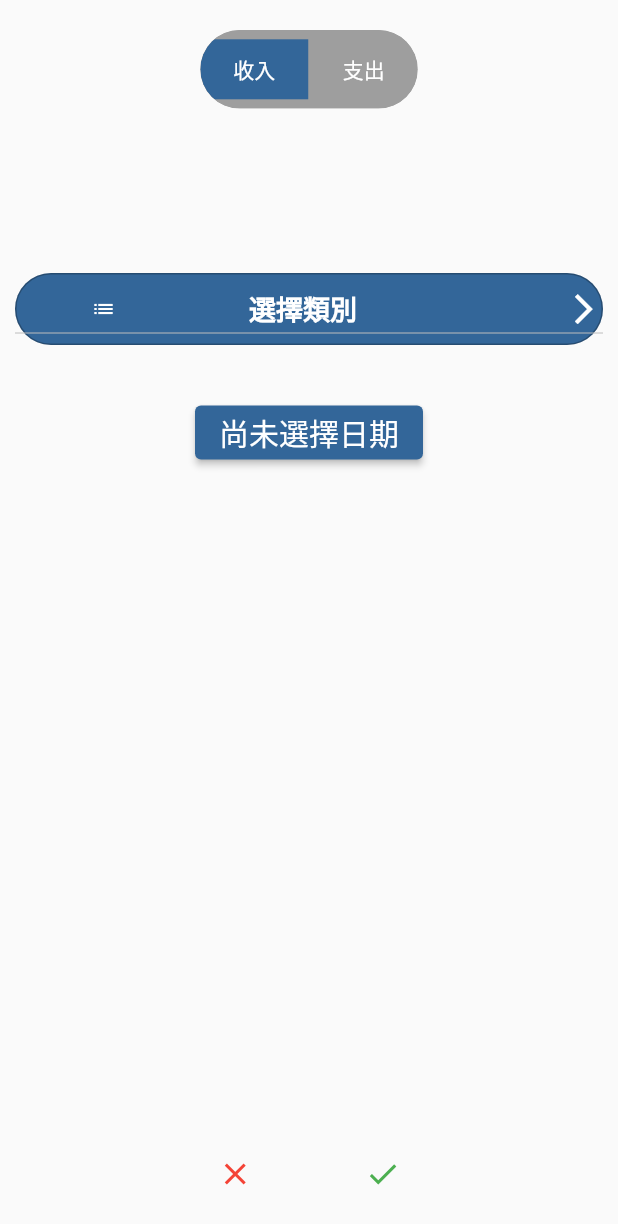
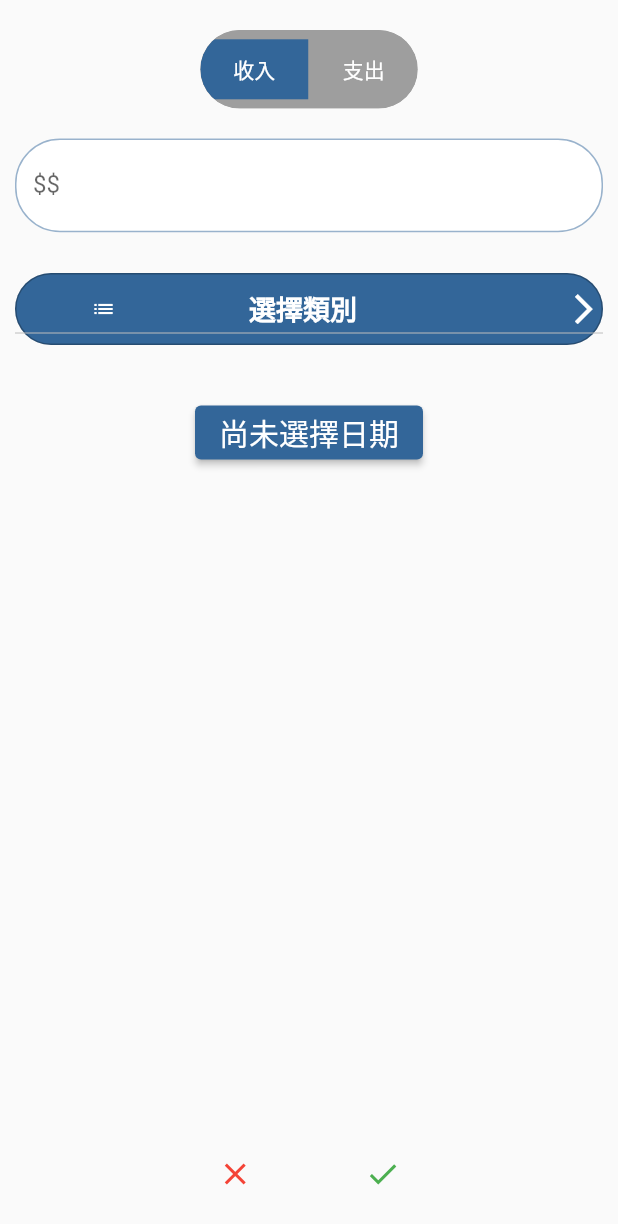
Before and after one commit to fang1204/flutter-account-app, a Flutter app: the AccountInputView screen opened directly, on a phone screen of 412 x 824 dp. Shown: the top 1224 px of the screen. Run offline on Flutter 3.47's test engine with Material 2 defaults, Android fonts, the phone set to English and light mode, and no system bars; drawn by our look-alikes of dropdown_button2, toggle_switch; our stand-ins replace responsive_sizer, shared_preferences, sqflite, syncfusion_flutter_charts; accounts and stored records are empty; network calls fail.

Commit message:
Ting outline fix

```diff
--- a/account_app/lib/common/object_decoration.dart
+++ b/account_app/lib/common/object_decoration.dart
@@ -1,20 +1,28 @@
 import 'package:flutter/material.dart';
-import 'package:responsive_sizer/responsive_sizer.dart';
+
 
 /*
 控制TextField_decoration樣式
  */
 
 class TextFieldDecoration{
-  InputDecoration textInputDecoration([String labelText='' , String hintText='']){
+  InputDecoration textInputDecoration([String labelText='' , String hintText='',int choice_IncomePay=0]){
     return InputDecoration(
       labelText: labelText,
       hintText: hintText,
       fillColor: Colors.white,
       filled: true,
       //點選輸入時顏色變換
-      focusedBorder: OutlineInputBorder(borderRadius: BorderRadius.circular(100.0),borderSide: BorderSide(color: Colors.pink.shade200)),
-      enabledBorder: OutlineInputBorder(borderRadius: BorderRadius.circular(100.0),borderSide: const BorderSide(color: Colors.pink)),
+      focusedBorder: OutlineInputBorder(borderRadius: BorderRadius.circular(30.0),borderSide: BorderSide(color: ColoerPicker(choice_IncomePay)[0])),
+      enabledBorder: OutlineInputBorder(borderRadius: BorderRadius.circular(30.0),borderSide: BorderSide(color: ColoerPicker(choice_IncomePay)[1])),
     );
   }
+  ColoerPicker(int choice_IncomePay){
+    if(choice_IncomePay==0){
+      return [Color.fromRGBO(51, 102, 153, 1),Color.fromRGBO(51, 102, 153, 0.5)];
+    }
+    else{
+      return [Color.fromRGBO(153, 51, 51, 1),Color.fromRGBO(153, 51, 51, 0.5)];
+    }
+  }
 }
```
